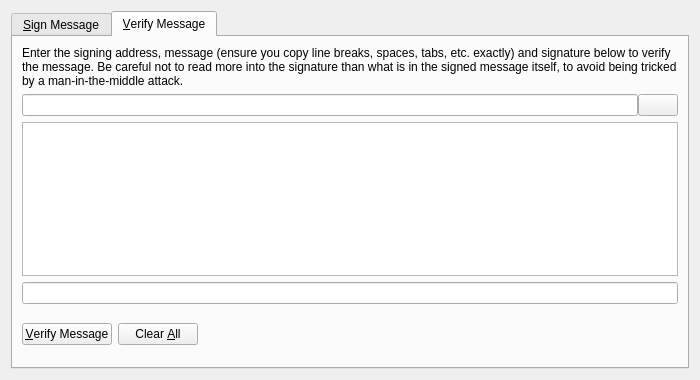
cryptovein/ZedCoin, file src/qt/forms/signverifymessagedialog.ui: the form before one commit.
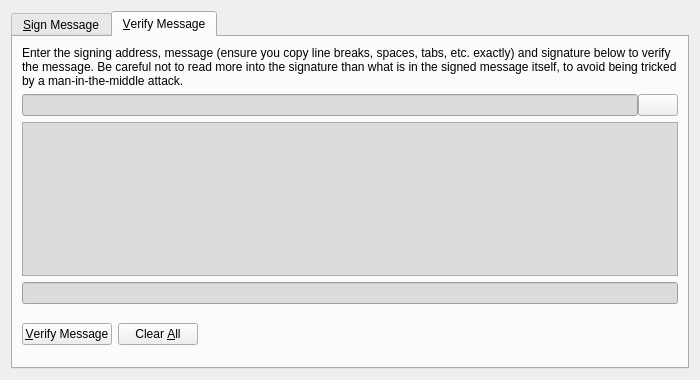
The form after the commit. The open tabs and pages were chosen to show the change. Icons and pictures are not drawn. Custom widgets are drawn as their Qt base class.

```diff
--- a/src/qt/forms/signverifymessagedialog.ui
+++ b/src/qt/forms/signverifymessagedialog.ui
@@ -253,6 +253,9 @@
            <property name="toolTip">
             <string>The address the message was signed with (e.g. 1NS17iag9jJgTHD1VXjvLCEnZuQ3rJDE9L)</string>
            </property>
+           <property name="styleSheet">
+            <string notr="true">background-color: rgb(220, 220, 220);</string>
+           </property>
            <property name="maxLength">
             <number>34</number>
            </property>
@@ -281,10 +284,18 @@
         </layout>
        </item>
        <item>
-        <widget class="QPlainTextEdit" name="messageIn_VM"/>
+        <widget class="QPlainTextEdit" name="messageIn_VM">
+         <property name="styleSheet">
+          <string notr="true">background-color: rgb(220, 220, 220);</string>
+         </property>
+        </widget>
        </item>
        <item>
-        <widget class="QValidatedLineEdit" name="signatureIn_VM"/>
+        <widget class="QValidatedLineEdit" name="signatureIn_VM">
+         <property name="styleSheet">
+          <string notr="true">background-color: rgb(220, 220, 220);</string>
+         </property>
+        </widget>
        </item>
        <item>
         <layout class="QHBoxLayout" name="horizontalLayout_2_VM">
```
Left out of the diff: 11 changed lines with no effect on the pictures.
